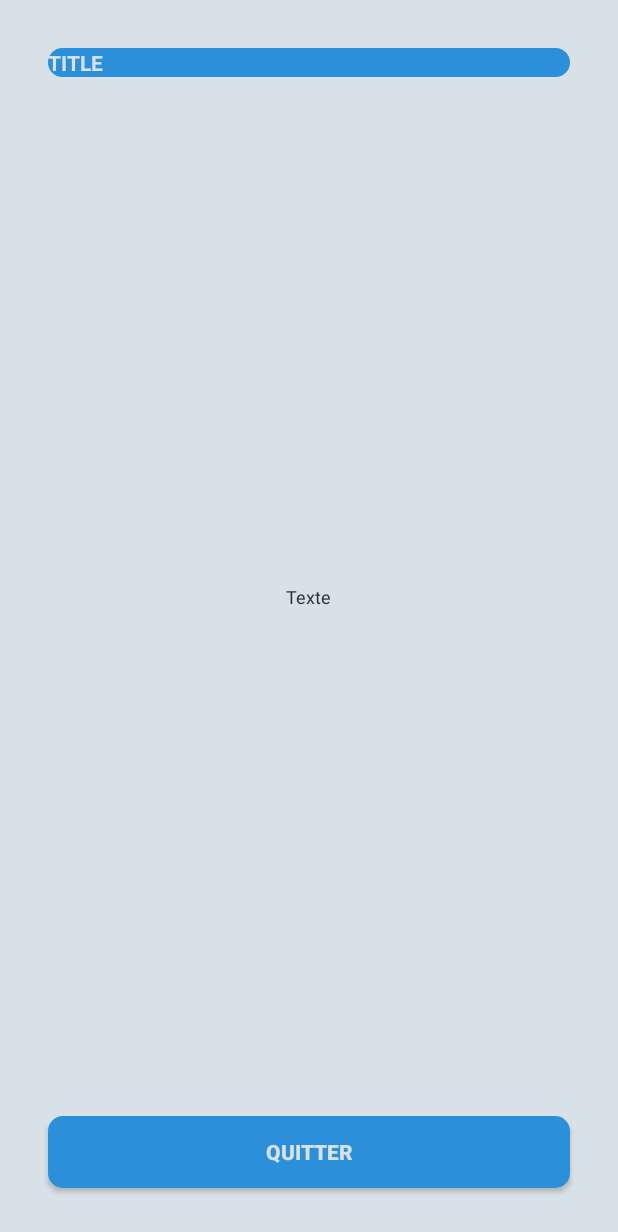
After one commit to belzaran/lyceeGT, an Android app: the layout result_dialog.xml on its own in the app's theme, with its tools: preview values and no code run, on a phone screen of 412 x 824 dp. The commit adds this screen. Shown: the top 1232 px of the screen. Run offline under Robolectric (Android 15) with nearby library versions, the phone set to English and light mode, and no system bars.

Commit message:
Beta 1.5 Adding lycee informations at the ResultActivity

```diff
--- /dev/null
+++ b/app/src/main/res/layout/result_dialog.xml
@@ -0,0 +1,42 @@
+<?xml version="1.0" encoding="utf-8"?>
+
+<androidx.constraintlayout.widget.ConstraintLayout xmlns:android="http://schemas.android.com/apk/res/android"
+    xmlns:app="http://schemas.android.com/apk/res-auto"
+    xmlns:tools="http://schemas.android.com/tools"
+    style="@style/ActivityStyle"
+    tools:context=".ResultActivity">
+
+    <TextView
+        android:id="@+id/result_dialog_title"
+        android:text="Title"
+        android:textColor="@color/colorBlank"
+        style="@style/ButtonValidation"
+        app:layout_constraintTop_toTopOf="parent"
+        app:layout_constraintRight_toRightOf="parent"
+        app:layout_constraintLeft_toLeftOf="parent"
+        />
+
+    <TextView
+        android:id="@+id/result_dialog_txt1"
+        android:text="Texte"
+        style="@style/TextQuestion"
+        android:layout_width="wrap_content"
+        app:layout_constraintTop_toBottomOf="@+id/result_dialog_title"
+        app:layout_constraintRight_toRightOf="parent"
+        app:layout_constraintLeft_toLeftOf="parent"
+        app:layout_constraintBottom_toTopOf="@id/result_dialog_button"
+         />
+
+
+
+        <Button
+            android:id="@+id/result_dialog_button"
+            style="@style/ButtonValidation"
+            android:text="Quitter"
+            app:layout_constraintRight_toRightOf="parent"
+            app:layout_constraintLeft_toLeftOf="parent"
+            app:layout_constraintBottom_toBottomOf="parent"
+            />
+
+
+</androidx.constraintlayout.widget.ConstraintLayout>
--- a/app/src/main/res/values/customStyles.xml
+++ b/app/src/main/res/values/customStyles.xml
@@ -66,6 +66,8 @@
         <!--<item name="android:background">@drawable/custom_progress_bar</item>-->
         <item name="android:paddingLeft">@dimen/default_padding</item>
         <item name="android:paddingRight">@dimen/default_padding</item>
+        <item name="android:onClick">onClick</item>
+        <item name="android:clickable">true</item>
         <!--item name="android:progressTint">#578A1C</-item-->
     </style>
 
```
Also changed, not shown: app/src/main/java/com/garehn/lyceesgt/ResultActivity.java (+150 -97 lines), app/src/main/java/com/garehn/lyceesgt/assets/ResultDialog.java (added, +29 -0 lines), app/src/main/java/com/garehn/lyceesgt/lycees/Lycee.java (+12 -0 lines), app/src/main/res/layout/activity_main.xml (+5 -6 lines), app/src/main/res/layout/activity_result.xml (+13 -0 lines), 1 other file.
